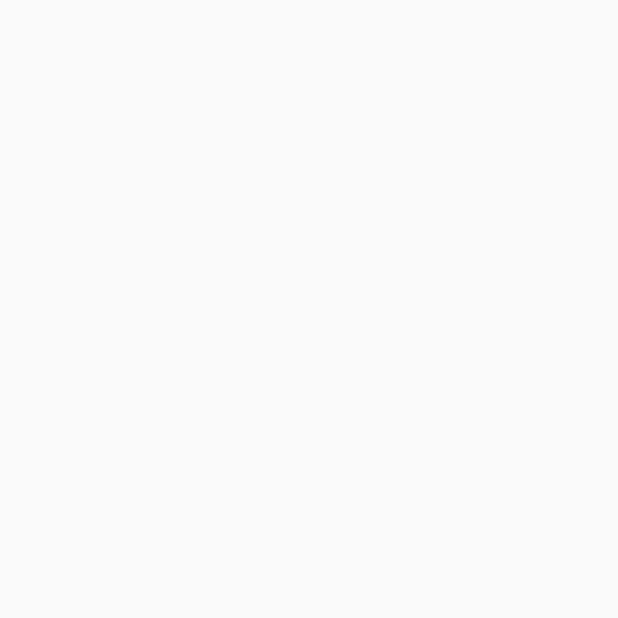
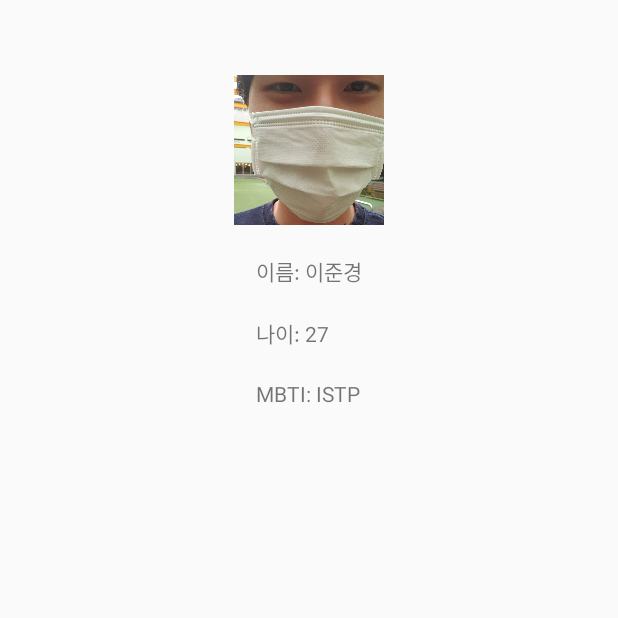
Before and after one commit to 30th-THE-SOPT-Android-Part/Android-JoonKyung, an Android app: the HomeActivity screen opened directly, with no data from a screen before it, on a phone screen of 412 x 824 dp, the top half of it. Before the commit the part shown is empty. Run offline under Robolectric (Android 15) with nearby library versions, the phone set to English and light mode, and no system bars.

Commit message:
feat: 필수과제: 1-3

```diff
--- a/app/src/main/res/layout/activity_home.xml
+++ b/app/src/main/res/layout/activity_home.xml
@@ -6,4 +6,45 @@
     android:layout_height="match_parent"
     tools:context=".HomeActivity">
 
+    <ImageView
+        android:layout_width="100dp"
+        android:id="@+id/home_profile_iv"
+        app:layout_constraintStart_toStartOf="parent"
+        app:layout_constraintEnd_toEndOf="parent"
+        app:layout_constraintTop_toTopOf="parent"
+        android:layout_marginTop="50dp"
+        android:src="@drawable/profile"
+        android:scaleType="fitXY"
+        android:layout_height="100dp"/>
+
+    <TextView
+        android:id="@+id/home_name_tv"
+        app:layout_constraintTop_toBottomOf="@id/home_profile_iv"
+        android:layout_width="wrap_content"
+        android:layout_marginTop="20dp"
+        app:layout_constraintStart_toStartOf="@id/home_profile_iv"
+        app:layout_constraintEnd_toEndOf="@id/home_profile_iv"
+        android:text="이름: 이준경"
+        android:layout_height="wrap_content"/>
+
+    <TextView
+        android:id="@+id/home_age_tv"
+        app:layout_constraintTop_toBottomOf="@+id/home_name_tv"
+        android:layout_width="wrap_content"
+        android:layout_marginTop="20dp"
+        app:layout_constraintStart_toStartOf="@id/home_name_tv"
+        android:text="나이: 27"
+        android:layout_height="wrap_content"/>
+
+    <TextView
+        android:id="@+id/home_mbti_tv"
+        app:layout_constraintTop_toBottomOf="@id/home_age_tv"
+        android:layout_width="wrap_content"
+        android:layout_marginTop="20dp"
+        app:layout_constraintStart_toStartOf="@id/home_age_tv"
+        android:text="MBTI: ISTP"
+        android:layout_height="wrap_content"/>
+
+
+
 </androidx.constraintlayout.widget.ConstraintLayout>
```
Also changed, not shown: app/src/main/res/drawable-v24/profile.jpg (added).
